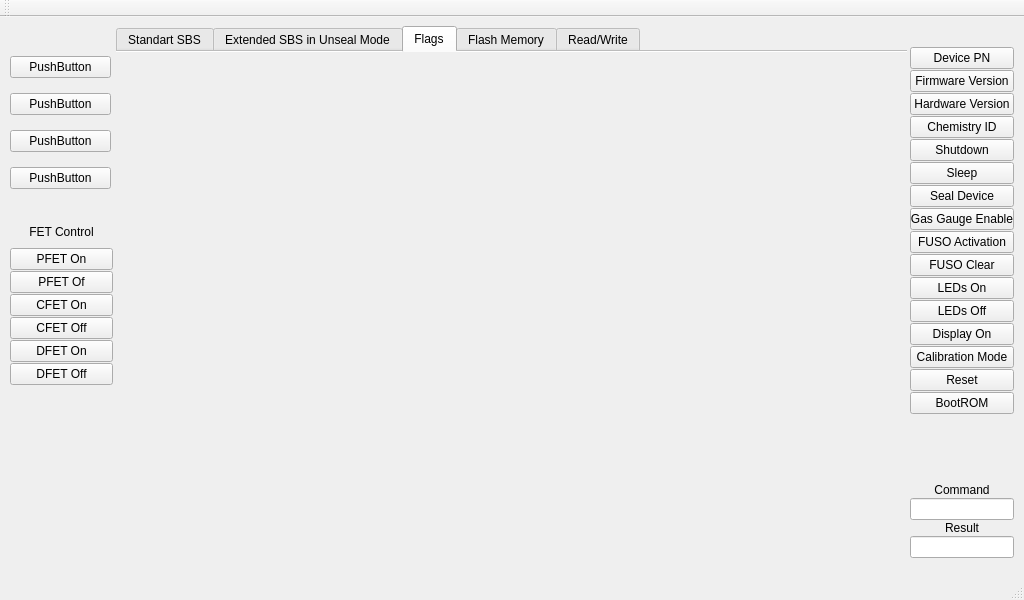
Above: mainwindow.ui from lmdpua/A2168_Laptop_Battery_Flasher_on_CP2112 before the change. Below: the same form after it.
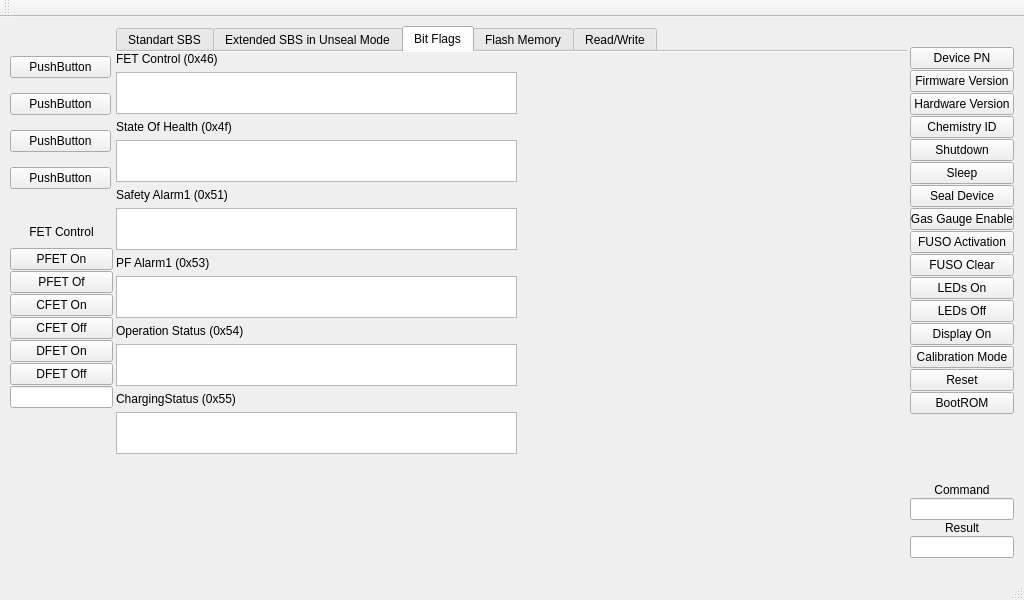
That is the form after the change.

Diff of the .ui file:
```diff
--- a/mainwindow.ui
+++ b/mainwindow.ui
@@ -196,8 +196,177 @@
     </widget>
     <widget class="QWidget" name="tab">
      <attribute name="title">
-      <string>Flags</string>
+      <string>Bit Flags</string>
      </attribute>
+     <widget class="QWidget" name="gridLayoutWidget_2">
+      <property name="geometry">
+       <rect>
+        <x>0</x>
+        <y>0</y>
+        <width>401</width>
+        <height>511</height>
+       </rect>
+      </property>
+      <layout class="QGridLayout" name="gridLayout_2">
+       <item row="3" column="0">
+        <widget class="QTableView" name="tableViewStateOfHealth">
+         <property name="maximumSize">
+          <size>
+           <width>16777215</width>
+           <height>42</height>
+          </size>
+         </property>
+         <property name="font">
+          <font>
+           <pointsize>8</pointsize>
+          </font>
+         </property>
+         <property name="toolTip">
+          <string/>
+         </property>
+         <property name="toolTipDuration">
+          <number>-1</number>
+         </property>
+        </widget>
+       </item>
+       <item row="2" column="0">
+        <widget class="QLabel" name="label_5">
+         <property name="text">
+          <string>State Of Health (0x4f)</string>
+         </property>
+        </widget>
+       </item>
+       <item row="5" column="0">
+        <widget class="QTableView" name="tableViewSafetyAlarm1">
+         <property name="maximumSize">
+          <size>
+           <width>16777215</width>
+           <height>42</height>
+          </size>
+         </property>
+         <property name="font">
+          <font>
+           <pointsize>8</pointsize>
+          </font>
+         </property>
+        </widget>
+       </item>
+       <item row="4" column="0">
+        <widget class="QLabel" name="label_6">
+         <property name="text">
+          <string>Safety Alarm1 (0x51)</string>
+         </property>
+        </widget>
+       </item>
+       <item row="1" column="0">
+        <widget class="QTableView" name="tableViewFETControl">
+         <property name="maximumSize">
+          <size>
+           <width>16777215</width>
+           <height>42</height>
+          </size>
+         </property>
+         <property name="font">
+          <font>
+           <pointsize>8</pointsize>
+          </font>
+         </property>
+         <property name="toolTip">
+          <string/>
+         </property>
+         <property name="toolTipDuration">
+          <number>-1</number>
+         </property>
+        </widget>
+       </item>
+       <item row="0" column="0">
+        <widget class="QLabel" name="label_2">
+         <property name="text">
+          <string>FET Control (0x46)</string>
+         </property>
+        </widget>
+       </item>
+       <item row="10" column="0">
+        <widget class="QLabel" name="label_9">
+         <property name="text">
+          <string>ChargingStatus (0x55)</string>
+         </property>
+        </widget>
+       </item>
+       <item row="8" column="0">
+        <widget class="QLabel" name="label_8">
+         <property name="text">
+          <string>Operation Status (0x54)</string>
+         </property>
+        </widget>
+       </item>
+       <item row="12" column="0">
+        <spacer name="verticalSpacer_2">
+         <property name="orientation">
+          <enum>Qt::Vertical</enum>
+         </property>
+         <property name="sizeHint" stdset="0">
+          <size>
+           <width>20</width>
+           <height>40</height>
+          </size>
+         </property>
+        </spacer>
+       </item>
+       <item row="7" column="0">
+        <widget class="QTableView" name="tableViewPFAlarm1">
+         <property name="maximumSize">
+          <size>
+           <width>16777215</width>
+           <height>42</height>
+          </size>
+         </property>
+         <property name="font">
+          <font>
+           <pointsize>8</pointsize>
+          </font>
+         </property>
+        </widget>
+       </item>
+       <item row="6" column="0">
+        <widget class="QLabel" name="label_7">
+         <property name="text">
+          <string>PF Alarm1 (0x53)</string>
+         </property>
+        </widget>
+       </item>
+       <item row="9" column="0">
+        <widget class="QTableView" name="tableViewOperationStatus">
+         <property name="maximumSize">
+          <size>
+           <width>16777215</width>
+           <height>42</height>
+          </size>
+         </property>
+         <property name="font">
+          <font>
+           <pointsize>8</pointsize>
+          </font>
+         </property>
+        </widget>
+       </item>
+       <item row="11" column="0">
+        <widget class="QTableView" name="tableViewChargingStatus">
+         <property name="maximumSize">
+          <size>
+           <width>16777215</width>
+           <height>42</height>
+          </size>
+         </property>
+         <property name="font">
+          <font>
+           <pointsize>8</pointsize>
+          </font>
+         </property>
+        </widget>
+       </item>
+      </layout>
+     </widget>
     </widget>
     <widget class="QWidget" name="tab_FlashMemory">
      <attribute name="title">
@@ -1143,7 +1312,7 @@
       <x>10</x>
       <y>200</y>
       <width>103</width>
-      <height>168</height>
+      <height>191</height>
      </rect>
     </property>
     <layout class="QVBoxLayout" name="verticalLayout_7">
@@ -1151,7 +1320,7 @@
       <number>1</number>
      </property>
      <item>
-      <widget class="QLabel" name="label_2">
+      <widget class="QLabel" name="label_FET_Control">
        <property name="text">
         <string>FET Control</string>
        </property>
@@ -1202,6 +1371,13 @@
        </property>
       </widget>
      </item>
+     <item>
+      <widget class="QLineEdit" name="lineEdit_FET_Result">
+       <property name="alignment">
+        <set>Qt::AlignCenter</set>
+       </property>
+      </widget>
+     </item>
     </layout>
    </widget>
   </widget>
```
Left out of the diff: 44 changed lines with no effect on the pictures.
